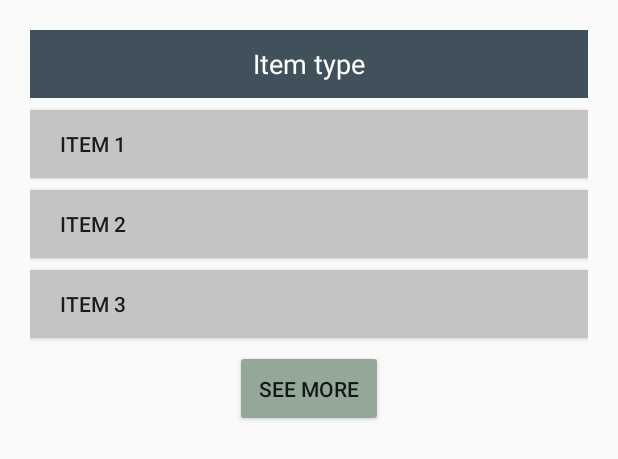
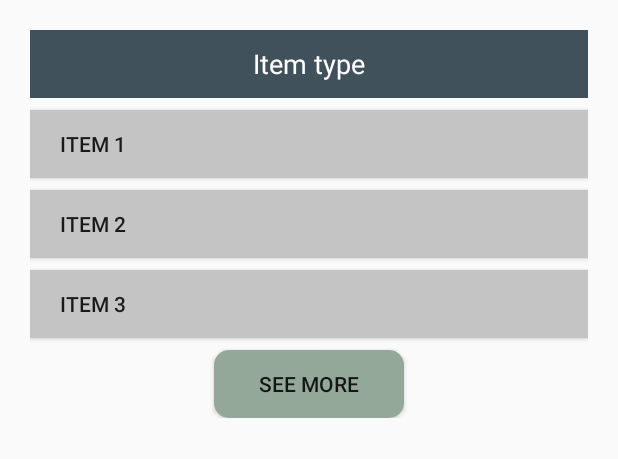
Before and after one commit to sorensej/GearLocker, an Android app: the layout inventory_card_view.xml on its own in the app's theme, with its tools: preview values and no code run, on a phone screen of 412 x 824 dp. Shown: the top 459 px of the screen. Run offline under Robolectric (Android 15) with nearby library versions, the phone set to English and light mode, and no system bars.

Commit message:
Created the rental overview xml. Finished the inventory xml in addition to the row views to put inside of it. Also added a round button resource to make custom shaped buttons.

```diff
--- /dev/null
+++ b/app/src/main/res/drawable/round_button.xml
@@ -0,0 +1,7 @@
+<?xml version="1.0" encoding="utf-8"?>
+<?xml version="1.0" encoding="utf-8"?>
+<shape xmlns:android="http://schemas.android.com/apk/res/android"
+    android:shape="rectangle" android:padding="5dp">
+    <solid android:color="@color/colorPrimary"/>
+    <corners android:radius="10dp"/>
+</shape>
--- a/app/src/main/res/layout/dashboard_card_view.xml
+++ b/app/src/main/res/layout/dashboard_card_view.xml
@@ -3,7 +3,6 @@
     android:layout_width="match_parent"
     android:layout_height="wrap_content"
     xmlns:app="http://schemas.android.com/apk/res-auto"
-    xmlns:tools="http://schemas.android.com/tools"
     app:cardBackgroundColor="@color/colorGrey"
     app:cardCornerRadius="10dp"
     android:layout_margin="4dp">
--- a/app/src/main/res/layout/inventory_card_view.xml
+++ b/app/src/main/res/layout/inventory_card_view.xml
@@ -5,6 +5,7 @@
     xmlns:app="http://schemas.android.com/apk/res-auto"
     android:padding="10dp"
     app:cardCornerRadius="10dp"
+    android:gravity="center_horizontal"
     android:layout_margin="10dp"
     android:orientation="vertical">
 
@@ -51,12 +52,11 @@
 
     <Button
         android:layout_marginTop="8dp"
-        android:padding="16dp"
+        android:paddingHorizontal="30dp"
         android:layout_width="wrap_content"
-        android:layout_height="wrap_content"
-        android:layout_gravity="center"
-        android:backgroundTint="@color/colorPrimary"
-        android:text="See More">
+        android:layout_height="45dp"
+        android:background="@drawable/round_button"
+        android:text="@string/see_more">
 
     </Button>
 
--- a/app/src/main/res/values/strings.xml
+++ b/app/src/main/res/values/strings.xml
@@ -13,4 +13,5 @@
     <string name="item_1">Item 1</string>
     <string name="item_2">Item 2</string>
     <string name="item_3">Item 3</string>
+    <string name="see_more">See More</string>
 </resources>
```
Also changed, not shown: app/src/main/res/layout/fragment_rental_overview.xml (added, +7 -0 lines).
